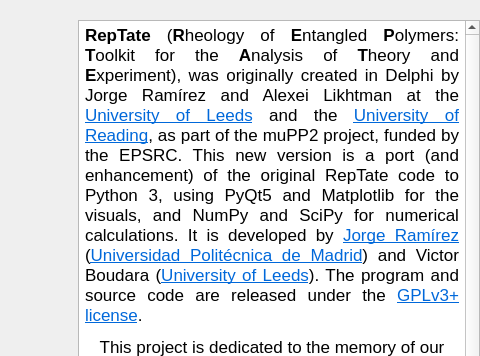
Qt form RepTate/gui/AboutDialog.ui (jorge-ramirez-upm/RepTate) before a commit; both pictures show x 291 to 771 and y 0 to 356 of the 771 by 449 pixel window.
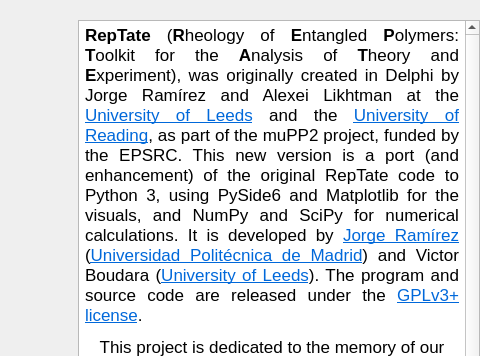
The same form after that commit. Icons and pictures are not drawn.

Commit message: Changed PyQt5 --> PySide6. Solved the High DPI problem on Windows

What changed in the file:
```diff
--- a/RepTate/gui/AboutDialog.ui
+++ b/RepTate/gui/AboutDialog.ui
@@ -174,7 +174,7 @@
 &lt;html&gt;&lt;head&gt;&lt;meta name=&quot;qrichtext&quot; content=&quot;1&quot; /&gt;&lt;style type=&quot;text/css&quot;&gt;
 p, li { white-space: pre-wrap; }
 &lt;/style&gt;&lt;/head&gt;&lt;body style=&quot; font-family:'.SF NS Text'; font-size:13pt; font-weight:400; font-style:normal;&quot;&gt;
-&lt;p align=&quot;justify&quot; style=&quot; margin-top:0px; margin-bottom:0px; margin-left:2px; margin-right:2px; -qt-block-indent:0; text-indent:0px;&quot;&gt;&lt;span style=&quot; font-weight:600;&quot;&gt;RepTate&lt;/span&gt; (&lt;span style=&quot; font-weight:600;&quot;&gt;R&lt;/span&gt;heology of &lt;span style=&quot; font-weight:600;&quot;&gt;E&lt;/span&gt;ntangled &lt;span style=&quot; font-weight:600;&quot;&gt;P&lt;/span&gt;olymers: &lt;span style=&quot; font-weight:600;&quot;&gt;T&lt;/span&gt;oolkit for the &lt;span style=&quot; font-weight:600;&quot;&gt;A&lt;/span&gt;nalysis of &lt;span style=&quot; font-weight:600;&quot;&gt;T&lt;/span&gt;heory and &lt;span style=&quot; font-weight:600;&quot;&gt;E&lt;/span&gt;xperiment), was originally created in Delphi by Jorge Ramírez and Alexei Likhtman at the &lt;a href=&quot;http://www.leeds.ac.uk/&quot;&gt;&lt;span style=&quot; text-decoration: underline; color:#0068da;&quot;&gt;University of Leeds&lt;/span&gt;&lt;/a&gt; and the &lt;a href=&quot;http://www.reading.ac.uk/&quot;&gt;&lt;span style=&quot; text-decoration: underline; color:#0068da;&quot;&gt;University of Reading&lt;/span&gt;&lt;/a&gt;, as part of the muPP2 project, funded by the EPSRC. This new version is a port (and enhancement) of the original RepTate code to Python 3, using PyQt5 and Matplotlib for the visuals, and NumPy and SciPy for numerical calculations. It is developed by &lt;a href=&quot;mailto: jorge.ramirez@upm.es&quot;&gt;&lt;span style=&quot; text-decoration: underline; color:#0068da;&quot;&gt;Jorge Ramírez&lt;/span&gt;&lt;/a&gt; (&lt;a href=&quot;http://www.upm.es&quot;&gt;&lt;span style=&quot; text-decoration: underline; color:#0068da;&quot;&gt;Universidad Politécnica de Madrid&lt;/span&gt;&lt;/a&gt;) and Victor Boudara (&lt;a href=&quot;http://www.leeds.ac.uk&quot;&gt;&lt;span style=&quot; text-decoration: underline; color:#0068da;&quot;&gt;University of Leeds&lt;/span&gt;&lt;/a&gt;). The program and source code are released under the &lt;a href=&quot;https://www.gnu.org/licenses/gpl-3.0.en.html&quot;&gt;&lt;span style=&quot; text-decoration: underline; color:#0068da;&quot;&gt;GPLv3+ license&lt;/span&gt;&lt;/a&gt;.&lt;/p&gt;
+&lt;p align=&quot;justify&quot; style=&quot; margin-top:0px; margin-bottom:0px; margin-left:2px; margin-right:2px; -qt-block-indent:0; text-indent:0px;&quot;&gt;&lt;span style=&quot; font-weight:600;&quot;&gt;RepTate&lt;/span&gt; (&lt;span style=&quot; font-weight:600;&quot;&gt;R&lt;/span&gt;heology of &lt;span style=&quot; font-weight:600;&quot;&gt;E&lt;/span&gt;ntangled &lt;span style=&quot; font-weight:600;&quot;&gt;P&lt;/span&gt;olymers: &lt;span style=&quot; font-weight:600;&quot;&gt;T&lt;/span&gt;oolkit for the &lt;span style=&quot; font-weight:600;&quot;&gt;A&lt;/span&gt;nalysis of &lt;span style=&quot; font-weight:600;&quot;&gt;T&lt;/span&gt;heory and &lt;span style=&quot; font-weight:600;&quot;&gt;E&lt;/span&gt;xperiment), was originally created in Delphi by Jorge Ramírez and Alexei Likhtman at the &lt;a href=&quot;http://www.leeds.ac.uk/&quot;&gt;&lt;span style=&quot; text-decoration: underline; color:#0068da;&quot;&gt;University of Leeds&lt;/span&gt;&lt;/a&gt; and the &lt;a href=&quot;http://www.reading.ac.uk/&quot;&gt;&lt;span style=&quot; text-decoration: underline; color:#0068da;&quot;&gt;University of Reading&lt;/span&gt;&lt;/a&gt;, as part of the muPP2 project, funded by the EPSRC. This new version is a port (and enhancement) of the original RepTate code to Python 3, using PySide6 and Matplotlib for the visuals, and NumPy and SciPy for numerical calculations. It is developed by &lt;a href=&quot;mailto: jorge.ramirez@upm.es&quot;&gt;&lt;span style=&quot; text-decoration: underline; color:#0068da;&quot;&gt;Jorge Ramírez&lt;/span&gt;&lt;/a&gt; (&lt;a href=&quot;http://www.upm.es&quot;&gt;&lt;span style=&quot; text-decoration: underline; color:#0068da;&quot;&gt;Universidad Politécnica de Madrid&lt;/span&gt;&lt;/a&gt;) and Victor Boudara (&lt;a href=&quot;http://www.leeds.ac.uk&quot;&gt;&lt;span style=&quot; text-decoration: underline; color:#0068da;&quot;&gt;University of Leeds&lt;/span&gt;&lt;/a&gt;). The program and source code are released under the &lt;a href=&quot;https://www.gnu.org/licenses/gpl-3.0.en.html&quot;&gt;&lt;span style=&quot; text-decoration: underline; color:#0068da;&quot;&gt;GPLv3+ license&lt;/span&gt;&lt;/a&gt;.&lt;/p&gt;
 &lt;p align=&quot;center&quot; style=&quot; margin-top:12px; margin-bottom:12px; margin-left:0px; margin-right:0px; -qt-block-indent:0; text-indent:0px;&quot;&gt;This project is dedicated to the memory of our great friend and collaborator Alexei.&lt;br /&gt;Project page: &lt;a href=&quot;https://github.com/jorge-ramirez-upm/RepTate&quot;&gt;&lt;span style=&quot; text-decoration: underline; color:#0068da;&quot;&gt;https://github.com/jorge-ramirez-upm/RepTate&lt;/span&gt;&lt;/a&gt;&lt;br /&gt;Documentation: &lt;a href=&quot;https://reptate.readthedocs.io/&quot;&gt;&lt;span style=&quot; text-decoration: underline; color:#0068da;&quot;&gt;http://reptate.readthedocs.io/&lt;/span&gt;&lt;/a&gt;&lt;br /&gt;OLD web site: &lt;a href=&quot;http://www.reptate.com&quot;&gt;&lt;span style=&quot; text-decoration: underline; color:#0068da;&quot;&gt;https://www.reptate.com&lt;/span&gt;&lt;/a&gt;&lt;br /&gt;Icons: &lt;a href=&quot;https://icons8.com/&quot;&gt;&lt;span style=&quot; text-decoration: underline; color:#0068da;&quot;&gt;https://icons8.com/&lt;/span&gt;&lt;/a&gt;&lt;/p&gt;&lt;/body&gt;&lt;/html&gt;</string>
         </property>
         <property name="openExternalLinks">
```
The commit also changes 73 other files.
